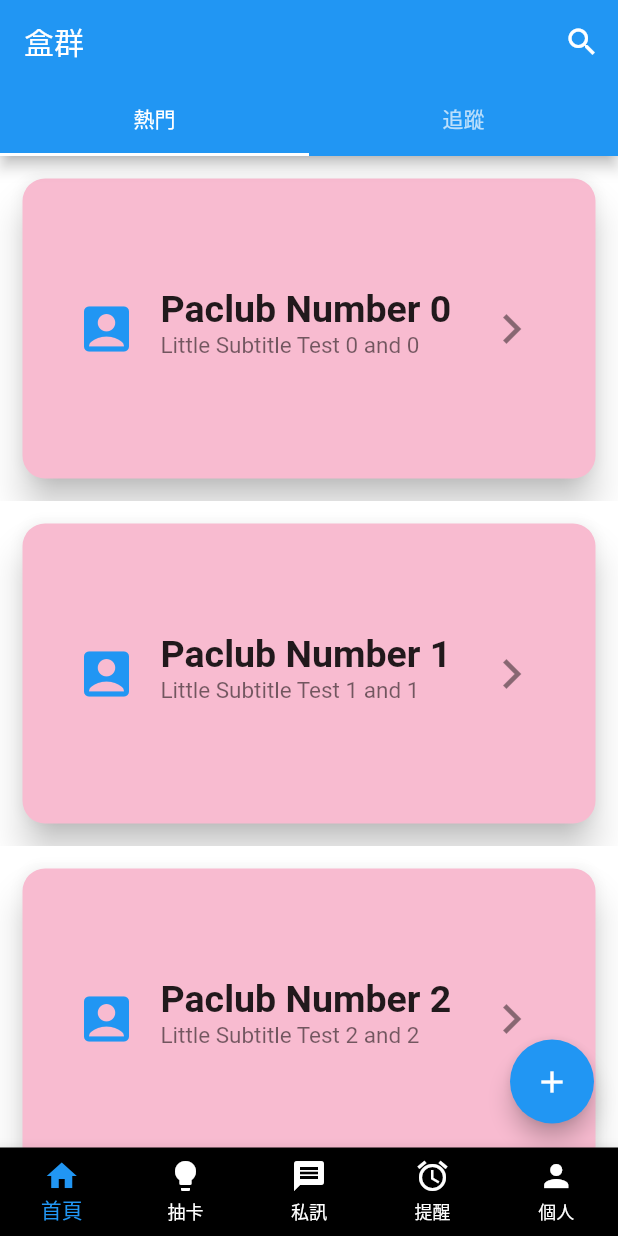
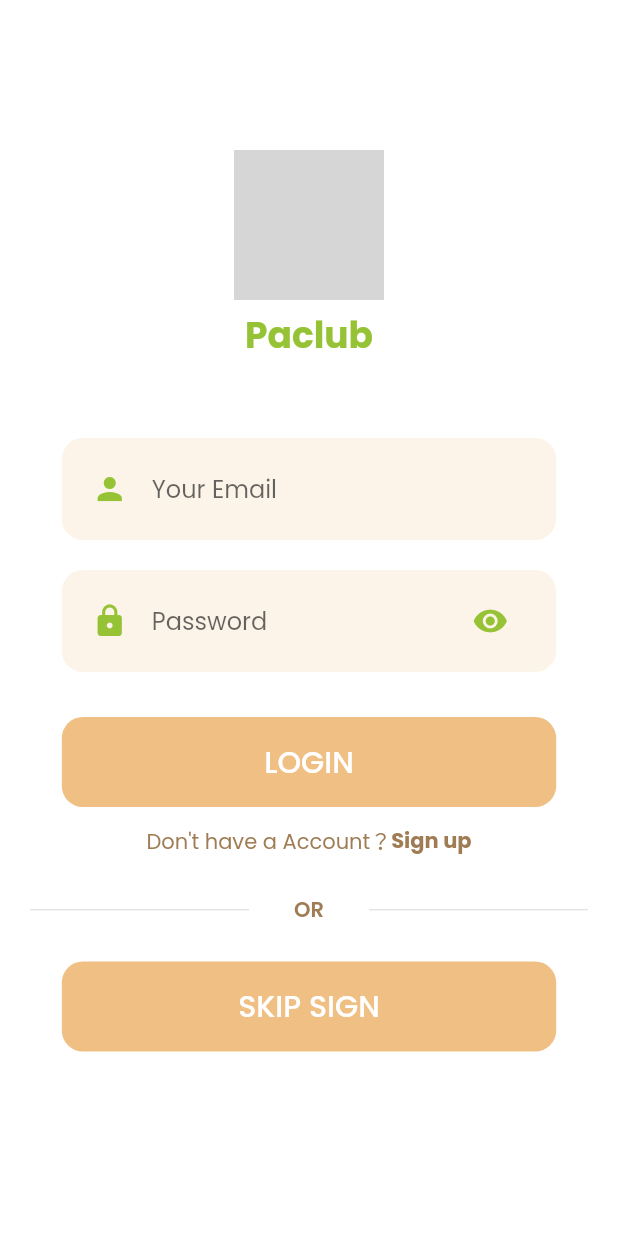
Before and after one commit to DoodleBears/paclub, a Flutter app: the screen it shows after launch, on a phone screen of 412 x 824 dp. Run offline on Flutter 3.47's test engine with Material 2 defaults, Android fonts, the phone set to English and light mode, and no system bars; our stand-ins replace firebase_auth, firebase_core, fluttertoast, get, google_fonts, logger; accounts and stored records are empty; grey boxes are pictures that could not be loaded.

Commit message:
feat: login with email (login_page, login_controller), also add initial binding and routes for GetX Navigation

```diff
--- a/lib/main.dart
+++ b/lib/main.dart
@@ -1,25 +1,37 @@
+import 'package:firebase_core/firebase_core.dart';
 import 'package:flutter/material.dart';
-import 'pages/Tabs.dart';
+import 'package:get/get.dart';
+import 'package:paclub/modules/login/login_binding.dart';
+import 'package:paclub/modules/login/login_page.dart';
+import 'package:paclub/routes/app_pages.dart';
 import 'package:logger/logger.dart';
+import 'theme/app_theme.dart';
 
 var logger = Logger(
   printer: PrettyPrinter(),
 );
-
 var loggerNoStack = Logger(
   printer: PrettyPrinter(methodCount: 0),
 );
 
-void main() => runApp(MyApp());
+void main() async {
+  WidgetsFlutterBinding.ensureInitialized();
+  await Firebase.initializeApp();
+  runApp(MyApp());
+}
 
 class MyApp extends StatelessWidget {
   @override
   Widget build(BuildContext context) {
     logger.d(
         'Click here to checkout more Logger utility https://pub.dev/packages/logger/example');
-    return MaterialApp(
+    return GetMaterialApp(
+        theme: appThemeData,
+        defaultTransition: Transition.rightToLeft,
         debugShowCheckedModeBanner: false,
         title: "Welcome to 盒群",
-        home: Tabs());
+        initialBinding: LoginBinding(),
+        getPages: AppPages.pages,
+        home: LoginPage());
   }
 }
--- /dev/null
+++ b/lib/modules/login/components/alread_have_an_account_check.dart
@@ -0,0 +1,34 @@
+import 'package:flutter/material.dart';
+import 'package:paclub/theme/app_theme.dart';
+
+// 在登录界面提供注册界面的跳转，反之亦然
+class AlreadHaveAnAccoutCheck extends StatelessWidget {
+  final bool login;
+  final GestureTapCallback onTap;
+  const AlreadHaveAnAccoutCheck({
+    Key key,
+    this.login,
+    this.onTap,
+  }) : super(key: key);
+
+  @override
+  Widget build(BuildContext context) {
+    return Row(
+      mainAxisAlignment: MainAxisAlignment.center,
+      children: [
+        Text(
+          login ? "Don't have a Account？" : "Already have a Account ? ",
+          style: TextStyle(color: primaryDarkColor),
+        ),
+        GestureDetector(
+          onTap: onTap,
+          child: Text(
+            login ? 'Sign up' : "Sign in",
+            style:
+                TextStyle(color: primaryDarkColor, fontWeight: FontWeight.bold),
+          ),
+        )
+      ],
+    );
+  }
+}
--- /dev/null
+++ b/lib/modules/login/components/body.dart
@@ -0,0 +1,88 @@
+import 'package:flutter/material.dart';
+import 'package:get/get.dart';
+import 'package:paclub/modules/login/components/round_password_field.dart';
+import 'package:paclub/modules/login/components/rounded_loading_button.dart';
+import 'package:paclub/modules/login/components/rounded_input_field.dart';
+import 'package:paclub/modules/login/login_controller.dart';
+import 'package:paclub/r.dart';
+import 'package:paclub/routes/app_pages.dart';
+import 'package:paclub/theme/app_theme.dart';
+import 'alread_have_an_account_check.dart';
+import 'or_divider.dart';
+
+// 登录界面的 View 部分，使用 GetView<LoginController> 直接注入 Controller，
+class Body extends GetView<LoginController> {
+  @override
+  Widget build(BuildContext context) {
+    return SingleChildScrollView(
+      padding: EdgeInsets.only(top: 100.0),
+      child: Column(
+        crossAxisAlignment: CrossAxisAlignment.center,
+        children: [
+          Image.asset(
+            R.appIcon, //使用Class调用内置图片地址
+            width: 100.0,
+            fit: BoxFit.fitWidth,
+          ),
+          SizedBox(height: 6),
+          Text(
+            'Paclub',
+            style: TextStyle(
+              color: accentColor,
+              fontWeight: FontWeight.bold,
+              fontSize: 24.0,
+            ),
+          ),
+          SizedBox(height: 40),
+          // 用户名和邮箱输入
+          RoundedInputField(
+            hintText: 'Your Email',
+            icon: Icons.person,
+            onChanged: controller.onUsernameChanged,
+          ),
+          // 密码输入
+          GetBuilder<LoginController>(
+            builder: (controller) {
+              return RoundedPasswordField(
+                // onchanged 会在 input 内容改变时触发 function 并传 string
+                onChanged: controller.onPasswordChanged,
+                // 传递 secure value 来控制是否显示密码
+                hidePassword: controller.hidePassword,
+                // 点击效果，点击眼睛(visibility) 切换密码显示和眼睛效果
+                onPressed: () => controller.changeSecure(),
+              );
+            },
+          ),
+          SizedBox(height: 20),
+          // 登录按钮
+          GetBuilder<LoginController>(
+            builder: (controller) {
+              return RoundedButton(
+                text: 'LOGIN',
+                // 点击后确认登录
+                onPressed: controller.submit,
+                // 在点击后触发loading效果，加载结束后再次触发，取消loading
+                isLoading: controller.isLoading,
+              );
+            },
+          ),
+          SizedBox(height: 12),
+          // 跳转到注册界面
+          AlreadHaveAnAccoutCheck(
+            login: true,
+            onTap: () => Get.toNamed(Routes.SIGN_UP),
+          ),
+          SizedBox(height: 24),
+          OrDivider(), // OR 的分割线
+          SizedBox(height: 24),
+          // 跳过登录，直接进入主页
+          RoundedButton(
+            text: 'SKIP SIGN',
+            onPressed: () => Get.offNamed(Routes.HOME),
+            isLoading: false,
+          ),
+        ],
+      ),
+    );
+  }
+}
--- /dev/null
+++ b/lib/modules/login/components/or_divider.dart
@@ -0,0 +1,34 @@
+import 'package:flutter/material.dart';
+import 'package:paclub/theme/app_theme.dart';
+
+class OrDivider extends StatelessWidget {
+  const OrDivider({Key key}) : super(key: key);
+
+  @override
+  Widget build(BuildContext context) {
+    return Container(
+      child: Row(
+        children: [
+          _buildDivider(),
+          Padding(
+            padding: const EdgeInsets.symmetric(horizontal: 10),
+            child: Text("OR",
+                style: TextStyle(
+                    color: primaryDarkColor, fontWeight: FontWeight.w600)),
+          ),
+          _buildDivider(),
+        ],
+      ),
+    );
+  }
+
+  Widget _buildDivider() => Expanded(
+        child: Padding(
+          padding: const EdgeInsets.symmetric(horizontal: 20.0),
+          child: Divider(
+            color: Color(0xFFD9D9D9),
+            height: 1.5,
+          ),
+        ),
+      );
+}
--- /dev/null
+++ b/lib/modules/login/components/round_password_field.dart
@@ -0,0 +1,48 @@
+import 'package:flutter/material.dart';
+import 'package:paclub/modules/login/components/text_field_container.dart';
+import 'package:paclub/theme/app_theme.dart';
+
+// 圆角输入框，用于 (Email) 的输入
+// 可以控制显示/隐藏密码
+
+class RoundedPasswordField extends StatelessWidget {
+  final ValueChanged<String> onChanged;
+  final bool hidePassword;
+  final VoidCallback onPressed;
+  const RoundedPasswordField({
+    Key key,
+    this.onChanged,
+    this.hidePassword,
+    this.onPressed,
+  }) : super(key: key);
+
+  @override
+  Widget build(BuildContext context) {
+    return TextFieldContainer(
+      child: TextField(
+        onChanged: onChanged,
+        obscureText: hidePassword,
+        decoration: InputDecoration(
+          hintText: 'Password',
+          // 左侧icon
+          icon: Icon(Icons.lock, color: accentColor),
+          // 右侧icon
+          suffixIcon: IconButton(
+            // 去除点击效果
+            splashColor: Colors.transparent,
+            highlightColor: Colors.transparent,
+            // 判断 hidePassword 的值来显示不同 icon
+            icon: hidePassword
+                ? Icon(Icons.visibility)
+                : Icon(Icons.visibility_off),
+            // 点击icon之后会让 Controller 改变 hidePassword 的 value
+            onPressed: onPressed,
+            enableFeedback: false,
+            color: accentColor,
+          ),
+          border: InputBorder.none,
+        ),
+      ),
+    );
+  }
+}
--- /dev/null
+++ b/lib/modules/login/components/rounded_input_field.dart
@@ -0,0 +1,29 @@
+import 'package:flutter/material.dart';
+import 'package:paclub/modules/login/components/text_field_container.dart';
+import 'package:paclub/theme/app_theme.dart';
+
+// 圆角输入框，用于 (Email) 的输入
+class RoundedInputField extends StatelessWidget {
+  final String hintText;
+  final IconData icon;
+  final ValueChanged<String> onChanged;
+  const RoundedInputField({
+    Key key,
+    this.hintText,
+    this.icon,
+    this.onChanged,
+  }) : super(key: key);
+
+  @override
+  Widget build(BuildContext context) {
+    return TextFieldContainer(
+        child: TextField(
+      onChanged: onChanged,
+      decoration: InputDecoration(
+        icon: Icon(icon, color: accentColor),
+        hintText: hintText,
+        border: InputBorder.none,
+      ),
+    ));
+  }
+}
--- /dev/null
+++ b/lib/modules/login/components/rounded_loading_button.dart
@@ -0,0 +1,53 @@
+import 'package:flutter/material.dart';
+import 'package:get/get.dart';
+import 'package:paclub/theme/app_theme.dart';
+
+// 带有 loading 效果的 button，在触发网络请求时，会变成转圈模式
+class RoundedButton extends StatelessWidget {
+  final VoidCallback onPressed;
+  final String text;
+  final Color color, textColor;
+  final bool isLoading;
+
+  const RoundedButton({
+    Key key,
+    @required this.onPressed,
+    @required this.text,
+    this.color = primaryColor,
+    this.textColor = Colors.white,
+    @required this.isLoading,
+  }) : super(key: key);
+
+  @override
+  Widget build(BuildContext context) {
+    return Container(
+      width: Get.width * 0.8,
+      height: 60.0,
+      child: ElevatedButton(
+        style: ElevatedButton.styleFrom(
+          shape:
+              RoundedRectangleBorder(borderRadius: BorderRadius.circular(14.0)),
+          primary: primaryColor,
+          padding: EdgeInsets.symmetric(vertical: 12.0),
+          // 去除 Button 默认的阴影
+          shadowColor: Colors.transparent,
+        ),
+        child: isLoading
+            ? FittedBox(
+                fit: BoxFit.fitHeight,
+                child: CircularProgressIndicator(
+                  strokeWidth: 6.0,
+                ),
+              )
+            : Text(
+                text,
+                style: TextStyle(
+                  fontSize: 20.0,
+                  color: textColor,
+                ),
+              ),
+        onPressed: onPressed,
+      ),
+    );
+  }
+}
--- /dev/null
+++ b/lib/modules/login/components/text_field_container.dart
@@ -0,0 +1,26 @@
+import 'package:flutter/material.dart';
+import 'package:get/get.dart';
+import 'package:paclub/theme/app_theme.dart';
+
+// 用于 Email, Password 的输入，接受一个 child 作为 input_field
+class TextFieldContainer extends StatelessWidget {
+  final Widget child;
+  TextFieldContainer({
+    Key key,
+    this.child,
+  }) : super(key: key);
+
+  @override
+  Widget build(BuildContext context) {
+    return Container(
+      margin: EdgeInsets.symmetric(vertical: 10),
+      padding: EdgeInsets.symmetric(horizontal: 20, vertical: 10),
+      width: context.width * 0.8,
+      decoration: BoxDecoration(
+        color: primaryLightColor,
+        borderRadius: BorderRadius.circular(14),
+      ),
+      child: child,
+    );
+  }
+}
--- /dev/null
+++ b/lib/modules/login/login_binding.dart
@@ -0,0 +1,14 @@
+import 'package:get/get.dart';
+import 'package:paclub/modules/login/login_controller.dart';
+import 'package:paclub/repositories/login_repository.dart';
+
+// 在进入 login 界面时候，因为已经 Binding, 会自动触发下面的 put，将 Controller 放进 Hashmap
+class LoginBinding implements Bindings {
+  @override
+  void dependencies() {
+    Get.lazyPut(() => LoginRepository());
+    Get.lazyPut<LoginController>(
+      () => LoginController(),
+    );
+  }
+}
--- /dev/null
+++ b/lib/modules/login/login_controller.dart
@@ -0,0 +1,56 @@
+import 'package:get/get.dart';
+import 'package:paclub/repositories/login_repository.dart';
+import 'package:paclub/routes/app_pages.dart';
+import 'package:paclub/widgets/toast.dart';
+
+// LoginController交互对象: View(Login_page.dart), Repository(login_repository.dart)
+
+// feat_1: 获取用户输入的账户密码, 提供 login 按钮以登录
+// feat_2: Toast信息提示，当用户的操作出现失败时，跳出提示
+// feat_3: 显示/隐藏 密码(visibility)
+class LoginController extends GetxController {
+  final LoginRepository repository = Get.find<LoginRepository>();
+
+  // 等待登录后的回传
+  bool isLoading = false;
+  // 默认隐藏密码
+  bool hidePassword = true;
+  String _username;
+  String _password;
+
+  void onUsernameChanged(String username) {
+    _username = username.trim();
+  }
+
+  void onPasswordChanged(String password) {
+    _password = password.trim();
+  }
+
+  void changeSecure() {
+    hidePassword = hidePassword ? false : true;
+    update();
+  }
+
+  submit() async {
+    if (_username == null || _username.isEmpty) {
+      toast('Email cannot be null');
+      return;
+    }
+
+    if (_password == null || _password.isEmpty) {
+      toast('Password cannot be null');
+      return;
+    }
+    isLoading = true;
+    update();
+
+    String loginInfo = await repository.login(_username, _password);
+    isLoading = false;
+    update();
+    if (loginInfo == 'login successed') {
+      Get.offAllNamed(Routes.HOME);
+    } else {
+      toast(loginInfo);
+    }
+  }
+}
--- /dev/null
+++ b/lib/modules/login/login_page.dart
@@ -0,0 +1,12 @@
+import 'package:flutter/material.dart';
+import 'components/body.dart';
+
+// login 界面开始于这里，Body中用到的 components组件，在 lib/modules/login/components 内
+class LoginPage extends StatelessWidget {
+  @override
+  Widget build(BuildContext context) {
+    return Scaffold(
+      body: Body(),
+    );
+  }
+}
--- /dev/null
+++ b/lib/r.dart
@@ -0,0 +1,4 @@
+// 专门用来放一些内置存储的 Assets素材, R 代表 Resource
+class R {
+  static final String appIcon = 'assets/icon/app_icon/logo.png';
+}
--- /dev/null
+++ b/lib/repositories/login_repository.dart
@@ -0,0 +1,26 @@
+import 'package:firebase_auth/firebase_auth.dart';
+
+// LoginRepository 管理login的仓库管理员，会有和 firebase 等 Database 连接&数据传输的具体 code
+class LoginRepository {
+  Future<String> login(String username, String password) async {
+    try {
+      UserCredential userCredential =
+          await FirebaseAuth.instance.signInWithEmailAndPassword(
+        email: username,
+        password: password,
+      );
+      if (userCredential.user.email != null) return 'login successed';
+    } on FirebaseAuthException catch (e) {
+      if (e.code == 'user-not-found') {
+        return 'No user found for that email.';
+      } else if (e.code == 'wrong-password') {
+        return 'Wrong password';
+      }
+    }
+    return 'login failed';
+  }
+
+  // TODO: Repository 的注册功能
+  Future<String> register(
+      String username, String password, String repassword) {}
+}
--- /dev/null
+++ b/lib/routes/app_pages.dart
@@ -0,0 +1,42 @@
+/*
+ * @Author: your name
+ * @Date: 2020-12-08 20:57:12
+ * @LastEditTime: 2020-12-12 14:37:43
+ * @LastEditors: Please set LastEditors
+ * @Description: In User Settings Edit
+ * @FilePath: /todo/lib/routes/app_pages.dart
+ */
+/*
+ * @Author: your name
+ * @Date: 2020-12-08 20:57:12
+ * @LastEditTime: 2020-12-08 21:23:35
+ * @LastEditors: Please set LastEditors
+ * @Description: In User Settings Edit
+ * @FilePath: /todo/lib/routes/app_pages.dart
+ */
+import 'package:get/get.dart';
+import 'package:paclub/modules/login/login_binding.dart';
+import 'package:paclub/modules/login/login_page.dart';
+import 'package:paclub/pages/Tabs.dart';
+part './app_routes.dart';
+
+abstract class AppPages {
+  // A list of <GetPage> 来表示不同页面的 name、binding 和 route 信息等
+  // 之后可以用 GetX 的 name 相关的跳转方式
+  static final pages = [
+    GetPage(
+      name: Routes.LOGIN,
+      page: () => LoginPage(),
+      binding: LoginBinding(),
+    ),
+    GetPage(
+      name: Routes.HOME,
+      page: () => Tabs(),
+    ),
+    // GetPage(
+    //   name: Routes.SIGN_UP,
+    //   page: () => SignUpPage(),
+    //   binding: SiginUpBinding(),
+    // ),
+  ];
+}
--- /dev/null
+++ b/lib/routes/app_routes.dart
@@ -0,0 +1,24 @@
+/*
+ * @Author: your name
+ * @Date: 2020-12-09 20:10:32
+ * @LastEditTime: 2020-12-12 14:37:10
+ * @LastEditors: Please set LastEditors
+ * @Description: In User Settings Edit
+ * @FilePath: /todo/lib/routes/app_routes.dart
+ */
+part of './app_pages.dart';
+
+// 页面的 Routes 信息，即用来表示页面显示在 浏览器(Browser) 的链接内容
+abstract class Routes {
+  static const INITIAL = '/';
+  static const SPLASH = '/splash';
+  static const LOGIN = '/login';
+  static const HOME = '/home';
+  static const PROFILE = '/profile';
+  static const SIGN_UP = '/sign_up';
+  static const TASK = '/task';
+  static const TASK_ADD = '/task-add';
+  static const TASK_EDIT = '/task-edit';
+  static const TASK_MOTHLY = '/task-mothly';
+  static const TASK_DETAILS = '/task-details';
+}
--- /dev/null
+++ b/lib/theme/app_theme.dart
@@ -0,0 +1,25 @@
+import 'package:flutter/material.dart';
+import 'package:google_fonts/google_fonts.dart';
+
+// App主题，包含: 颜色，字体大小等
+const accentColor = Color(0xFF96C336);
+const accentLightColor = Color(0xFFB3D270);
+const accentDarkColor = Color(0xFF75A118);
+const primaryColor = Color(0xFFF0BF84);
+const primaryLightColor = Color(0xFFFCF4E9);
+const primaryDarkColor = Color(0xFF9F7C53);
+// const primaryTextColor = Color(0xFFF1E6FF);
+// const secondaryTextColor = Color(0xFFF1E6FF);
+
+ThemeData get appThemeData => ThemeData(
+    primaryColor: primaryColor,
+    primaryColorLight: primaryLightColor,
+    scaffoldBackgroundColor: Colors.white,
+    accentColor: accentColor,
+    appBarTheme: appBarTheme,
+    textTheme: GoogleFonts.poppinsTextTheme());
+
+AppBarTheme get appBarTheme => AppBarTheme(
+      backgroundColor: Colors.white,
+      foregroundColor: accentColor,
+    );
--- /dev/null
+++ b/lib/widgets/toast.dart
@@ -0,0 +1,11 @@
+import 'package:fluttertoast/fluttertoast.dart';
+
+// 用来 toast 信息
+void toast(String loginInfo) {
+  Fluttertoast.showToast(
+      msg: loginInfo,
+      toastLength: Toast.LENGTH_LONG,
+      gravity: ToastGravity.BOTTOM,
+      timeInSecForIosWeb: 1,
+      fontSize: 16.0);
+}
```
